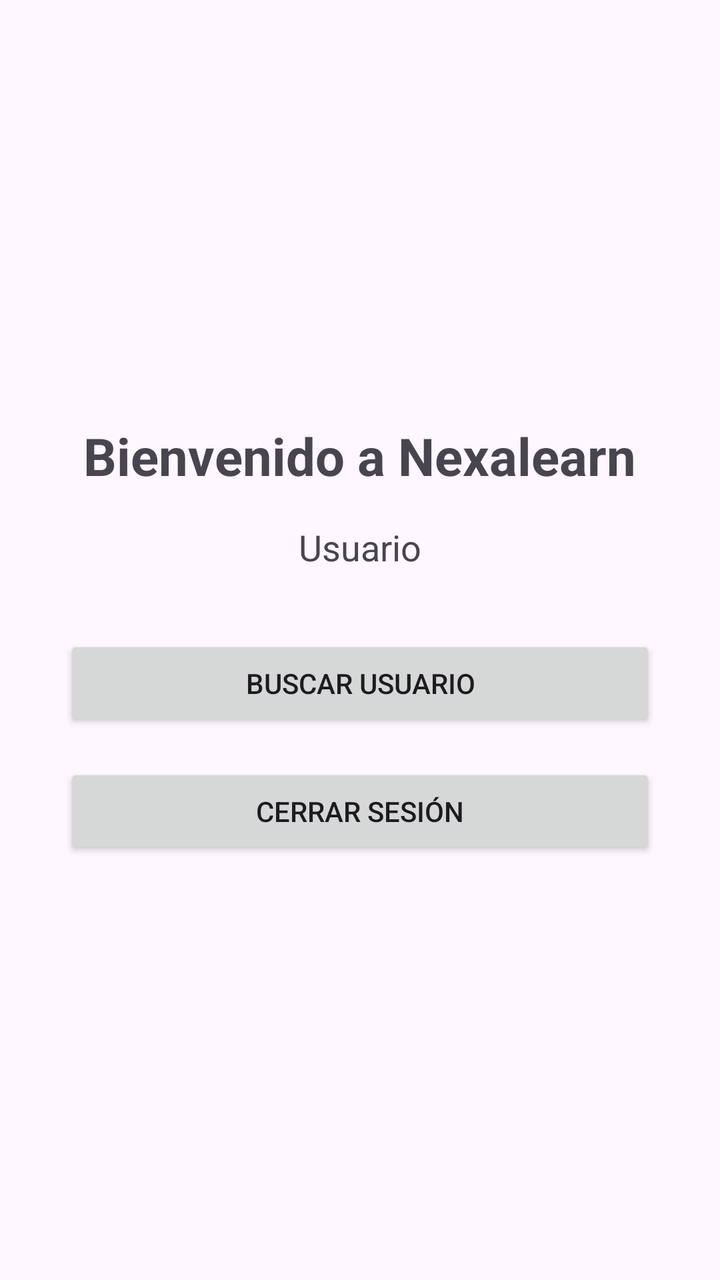
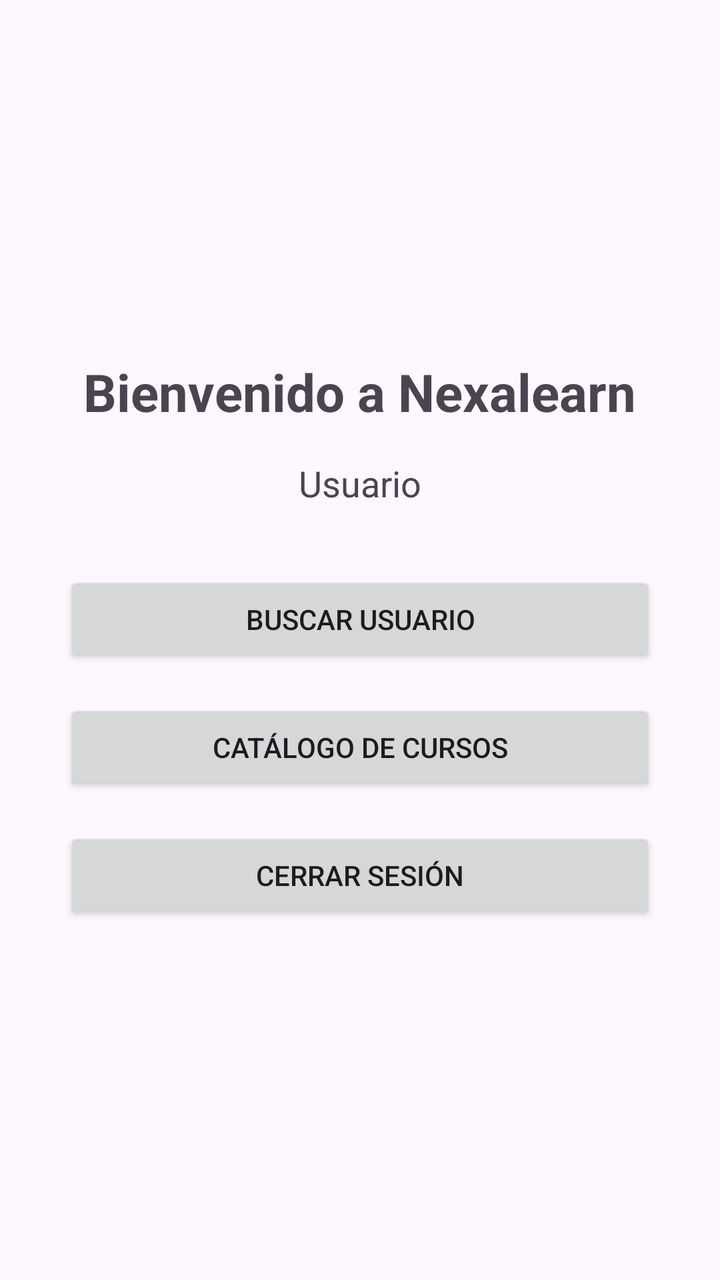

Compare the two renders of this Android layout. The source of the first and the diff that turns it into the second are given below.
<!-- AndroidManifest.xml: application theme Theme.AILearningMobile -->
<!-- res/layout/activity_home.xml -->
<?xml version="1.0" encoding="utf-8"?>
<LinearLayout

    xmlns:android="http://schemas.android.com/apk/res/android"
    android:id="@+id/main"
    android:layout_width="match_parent"
    android:layout_height="match_parent"
    android:orientation="vertical"
    android:gravity="center"
    android:padding="32dp"

    >

    <TextView

        android:id="@+id/textBienvenida"
        android:layout_width="wrap_content"
        android:layout_height="wrap_content"
        android:text="Bienvenido a Nexalearn"
        android:textSize="26sp"
        android:textStyle="bold"
        android:gravity="center"
        android:layout_marginBottom="16dp"

        />

    <TextView

        android:id="@+id/textUsuario"
        android:layout_width="wrap_content"
        android:layout_height="wrap_content"
        android:text="Usuario"
        android:textSize="18sp"
        android:layout_marginBottom="32dp"

        />

        <Button
        android:id="@+id/btnBuscarUsuario"
        android:layout_width="match_parent"
        android:layout_height="wrap_content"
        android:text="Buscar usuario"
        android:layout_marginBottom="16dp" />

    <Button
        android:id="@+id/btnCerrarSesion"
        android:layout_width="match_parent"
        android:layout_height="wrap_content"
        android:text="Cerrar sesión"

        />

</LinearLayout>
<!-- resources referenced by this layout -->
<resources>
  <style name="Theme.AILearningMobile" parent="Base.Theme.AILearningMobile" />
  <style name="Base.Theme.AILearningMobile" parent="Theme.Material3.DayNight.NoActionBar">
          
          
      </style>
</resources>

<!-- the commit's change to res/layout/activity_home.xml (unified diff, before → after) -->
@@ -35,19 +35,34 @@
 
         />
 
-        <Button
+    <Button
+
         android:id="@+id/btnBuscarUsuario"
         android:layout_width="match_parent"
         android:layout_height="wrap_content"
         android:text="Buscar usuario"
-        android:layout_marginBottom="16dp" />
+        android:layout_marginBottom="16dp"
+
+        />
 
     <Button
+
+        android:id="@+id/btnCursos"
+        android:layout_width="match_parent"
+        android:layout_height="wrap_content"
+        android:text="Catálogo de cursos"
+        android:layout_marginBottom="16dp"
+
+        />
+
+    <Button
+
         android:id="@+id/btnCerrarSesion"
         android:layout_width="match_parent"
         android:layout_height="wrap_content"
         android:text="Cerrar sesión"
 
+
         />
 
 </LinearLayout>
